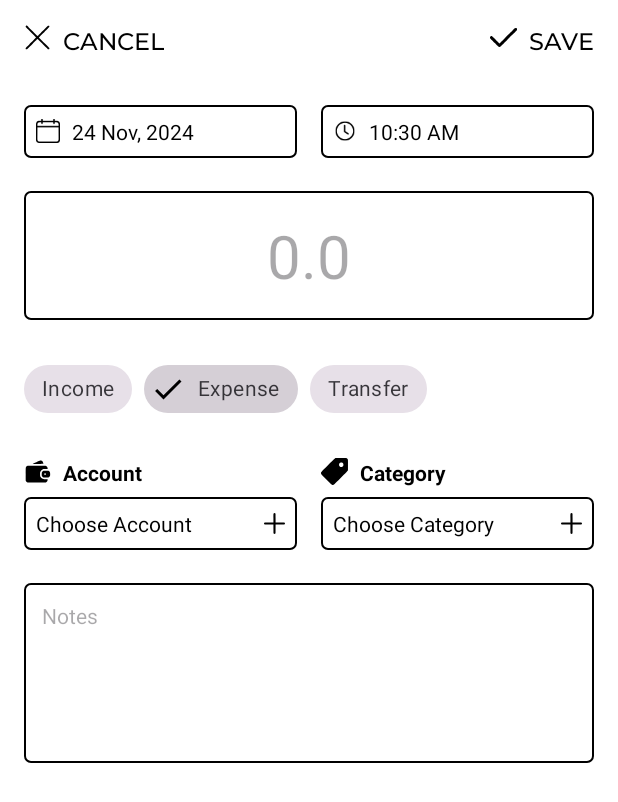
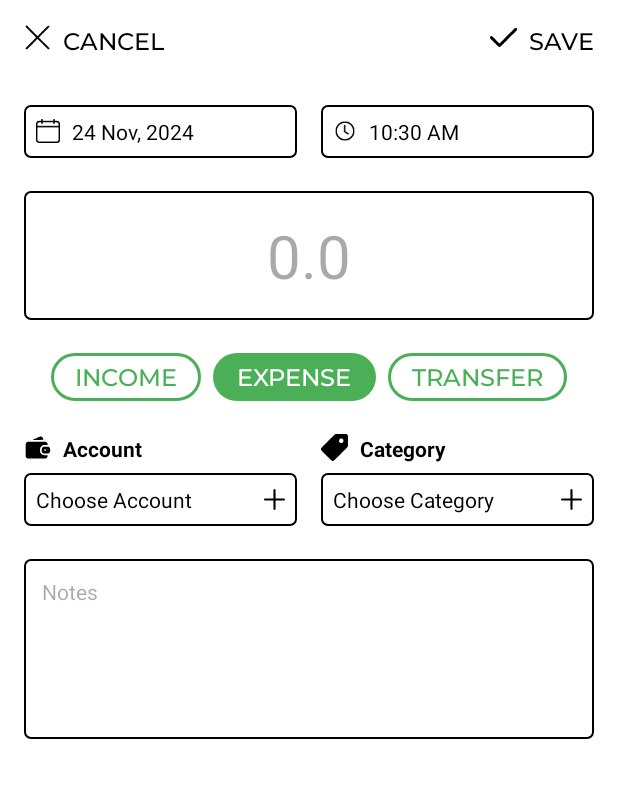
Before and after one commit to TheShivamPatel/MyMoney, an Android app: the AddEditRecordActivity screen opened directly, with no data from a screen before it, on a phone screen of 412 x 824 dp. Shown: the top 802 px of the screen. Run offline under Robolectric (Android 15) with nearby library versions, the phone set to English and light mode, and no system bars; our stand-ins replace Room's generated code.

Commit message:
Update and delete record implemented

```diff
--- a/app/src/main/java/com/mymoney/android/addEditRecord/AddEditRecordActivity.kt
+++ b/app/src/main/java/com/mymoney/android/addEditRecord/AddEditRecordActivity.kt
@@ -1,7 +1,10 @@
 package com.mymoney.android.addEditRecord
 
 import android.content.Context
+import android.graphics.Color
 import android.os.Bundle
+import android.util.Log
+import android.view.View
 import androidx.appcompat.app.AppCompatActivity
 import androidx.core.content.ContextCompat
 import androidx.lifecycle.Observer
@@ -14,15 +17,18 @@ import com.mymoney.android.addEditRecord.viewmodel.AddEditRecordViewModel
 import com.mymoney.android.addEditRecord.viewmodel.AddEditRecordViewModelProvider
 import com.mymoney.android.roomDB.data.TransactionType
 import com.mymoney.android.databinding.ActivityAddEditRecordBinding
+import com.mymoney.android.databinding.ChipItemBinding
 import com.mymoney.android.databinding.LeadingIconTitleSelectableViewBinding
 import com.mymoney.android.databinding.LeadingIconWithTextBinding
 import com.mymoney.android.databinding.LeadingIconWithTitleStrokeBgBinding
 import com.mymoney.android.popUpFragments.accountsBottomSheet.AccountsBottomSheet
 import com.mymoney.android.popUpFragments.categoriesBottomSheet.CategoriesBottomSheet
+import com.mymoney.android.roomDB.daos.CategoryDao
 import com.mymoney.android.roomDB.daos.TransactionDao
 import com.mymoney.android.roomDB.data.Transaction
 import com.mymoney.android.roomDB.database.MyMoneyDatabase
 import com.mymoney.android.viewUtils.ViewUtils
+import com.mymoney.android.viewUtils.ViewUtils.setStatusBarColor
 import java.text.SimpleDateFormat
 import java.util.Calendar
 import java.util.Date
@@ -33,8 +39,13 @@ class AddEditRecordActivity : AppCompatActivity() {
     private lateinit var binding: ActivityAddEditRecordBinding
     private lateinit var viewModel: AddEditRecordViewModel
     private lateinit var repository: TransactionRepository
-    private var selectedTransactionType: TransactionType? = null
+    private var selectedTransactionType: TransactionType = TransactionType.EXPENSE
     private lateinit var transactionDao: TransactionDao
+    private var transactionId: Int? = null
+
+    companion object {
+        const val TRANSACTION_ID = "transaction_id"
+    }
 
     override fun onCreate(savedInstanceState: Bundle?) {
         super.onCreate(savedInstanceState)
@@ -45,9 +56,18 @@ class AddEditRecordActivity : AppCompatActivity() {
         repository = TransactionRepository(transactionDao)
         viewModel = ViewModelProvider(
             this,
-            AddEditRecordViewModelProvider(repository!!)
+            AddEditRecordViewModelProvider(repository)
         )[AddEditRecordViewModel::class.java]
 
+        transactionId = intent.getIntExtra(TRANSACTION_ID, 0)
+
+        if (transactionId != 0) {
+            viewModel.loadTransaction(transactionId!!)
+            binding.deleteImgBtn.visibility = View.VISIBLE
+        }
+
+        setUpOnClick()
+        setUpStatusBar()
         setUpObservers()
         setUpTopActions()
         setUpChipGroup()
@@ -55,7 +75,49 @@ class AddEditRecordActivity : AppCompatActivity() {
         setUpSelectType()
     }
 
+    private fun setUpOnClick() {
+        binding.deleteImgBtn.setOnClickListener {
+            transactionId?.let { it1 ->
+                viewModel.deleteRecord(
+                    it1
+                )
+            }
+            finish()
+        }
+
+    }
+
+    private fun setUpStatusBar() {
+        ViewUtils.addLightStatusBar(this@AddEditRecordActivity)
+        setStatusBarColor(
+            this@AddEditRecordActivity,
+            ContextCompat.getColor(this@AddEditRecordActivity, R.color.green_500)
+        )
+    }
+
     private fun setUpObservers() {
+
+        viewModel.transactionToEdit.observe(this, Observer { transaction ->
+            transaction?.let {
+                binding.edtAmount.setText(it.amount.toString())
+                binding.edtNote.setText(it.note)
+                viewModel.setPickedDate(it.date.toString())
+                viewModel.setPickedTime(it.time.toString())
+                viewModel.setTransactionType(TransactionType.valueOf(it.type))
+                setUpChipGroup()
+                viewModel.setPickedType1Value(it.from_account_id!!)
+                fetchFromAccountNameAndUpdateUI(it.from_account_id)
+                if (selectedTransactionType.name == TransactionType.TRANSFER.name) {
+                    viewModel.setPickedType2Value(it.to_account_id!!)
+                    fetchToAccountNameAndUpdateUI(it.to_account_id)
+                } else {
+                    viewModel.setPickedType2Value(it.category_id!!)
+                    fetchCategoryNameAndUpdateUI(it.category_id)
+                }
+                binding.edtNote.setText(it.note)
+            }
+        })
+
         viewModel.pickedDate.observe(this, Observer { date ->
             binding.pickDateLayout.title.text = date
         })
@@ -68,8 +130,26 @@ class AddEditRecordActivity : AppCompatActivity() {
             selectedTransactionType = type
             setUpSelectType()
         })
+    }
 
+    private fun fetchFromAccountNameAndUpdateUI(accountId: Int) {
+        viewModel.fetchAccountName(accountId) { accountName ->
+            binding.selectType1.tvSubtitle.text = accountName
+        }
     }
+
+    private fun fetchToAccountNameAndUpdateUI(accountId: Int) {
+        viewModel.fetchAccountName(accountId) { accountName ->
+            binding.selectType2.tvSubtitle.text = accountName
+        }
+    }
+
+    private fun fetchCategoryNameAndUpdateUI(categoryId: Int) {
+        viewModel.fetchCategoryName(categoryId) { categoryName ->
+            binding.selectType2.tvSubtitle.text = categoryName
+        }
+    }
+
 
     private fun setUpTopActions() {
 
@@ -127,7 +207,6 @@ class AddEditRecordActivity : AppCompatActivity() {
                     context = this
                 ) {
                     AccountsBottomSheet() {
-                        ViewUtils.showToast(this, "$it Selected")
                         viewModel.setPickedType1Value(it.id)
                         binding.selectType1.tvSubtitle.text = it.name
                     }.show(supportFragmentManager, "AccountsBottomSheet")
@@ -141,7 +220,6 @@ class AddEditRecordActivity : AppCompatActivity() {
                     context = this
                 ) {
                     AccountsBottomSheet() {
-                        ViewUtils.showToast(this, "$it Selected")
                         binding.selectType2.tvSubtitle.text = it.name
                         viewModel.setPickedType2Value(it.id)
                     }.show(supportFragmentManager, "AccountsBottomSheet")
@@ -157,7 +235,6 @@ class AddEditRecordActivity : AppCompatActivity() {
                     context = this
                 ) {
                     AccountsBottomSheet() {
-                        ViewUtils.showToast(this, "$it Selected")
                         binding.selectType1.tvSubtitle.text = it.name
                         viewModel.setPickedType1Value(it.id)
                     }.show(supportFragmentManager, "AccountsBottomSheet")
@@ -172,13 +249,11 @@ class AddEditRecordActivity : AppCompatActivity() {
                 ) {
                     if (selectedTransactionType == TransactionType.EXPENSE) {
                         CategoriesBottomSheet(CategoriesBottomSheet.Companion.DialogType.TYPE_EXTEND_EXPENSE) {
-                            ViewUtils.showToast(this, "$it Selected")
                             binding.selectType2.tvSubtitle.text = it.name
                             viewModel.setPickedType2Value(it.id)
                         }.show(supportFragmentManager, "CategoriesBottomSheet")
                     } else {
                         CategoriesBottomSheet(CategoriesBottomSheet.Companion.DialogType.TYPE_SELECT_INCOME) {
-                            ViewUtils.showToast(this, "$it Selected")
                             binding.selectType2.tvSubtitle.text = it.name
                             viewModel.setPickedType2Value(it.id)
                         }.show(supportFragmentManager, "CategoriesBottomSheet")
@@ -233,41 +308,59 @@ class AddEditRecordActivity : AppCompatActivity() {
     }
 
     private fun setUpChipGroup() {
+        bindChipItem(binding.incomeChip, TransactionType.INCOME)
+        bindChipItem(binding.expenseChip, TransactionType.EXPENSE)
+        bindChipItem(binding.transferChip, TransactionType.TRANSFER)
+    }
 
-        binding.chipsGroup.setOnCheckedStateChangeListener { group, checkedIds ->
-            if (checkedIds.isNotEmpty()) {
-                val selectedChipId = checkedIds[0]
-                selectedTransactionType = when (selectedChipId) {
-                    binding.option1.id -> {
-                        ViewUtils.showToast(this, "Income selected")
-                        TransactionType.INCOME
-                    }
+    private fun bindChipItem(
+        chipItemBinding: ChipItemBinding,
+        transactionType: TransactionType
+    ) {
+        chipItemBinding.tvFilterTitle.text = transactionType.name
 
-                    binding.option2.id -> {
-                        ViewUtils.showToast(this, "Expense selected")
-                        TransactionType.EXPENSE
-                    }
-
-                    binding.option3.id -> {
-                        ViewUtils.showToast(this, "Transfer selected")
-                        TransactionType.TRANSFER
-                    }
-
-                    else -> null
-                }
-                selectedTransactionType?.let {
-                    viewModel.setTransactionType(it)
-                }
-            } else {
-                ViewUtils.showToast(this, "No option selected")
-                selectedTransactionType = null
-                viewModel.setTransactionType(TransactionType.EXPENSE)
-            }
-            setUpSelectType()
+        val isSelected = transactionType == selectedTransactionType
+        handleChipStatus(chipItemBinding, isSelected)
+        if (isSelected) {
+            viewModel.setTransactionType(selectedTransactionType)
         }
 
-        viewModel.setTransactionType(TransactionType.EXPENSE)
+        chipItemBinding.root.setOnClickListener {
+            if (chipItemBinding.root.isSelected && isOnlyChipSelected()) {
+                return@setOnClickListener
+            }
+            updateChipSelection(transactionType)
+        }
+    }
 
+    private fun isOnlyChipSelected(): Boolean {
+        return listOf(
+            binding.incomeChip.root.isSelected,
+            binding.expenseChip.root.isSelected,
+            binding.transferChip.root.isSelected
+        ).count { it } == 1
+    }
+
+    private fun updateChipSelection(selectedType: TransactionType) {
+        handleChipStatus(binding.incomeChip, selectedType == TransactionType.INCOME)
+        handleChipStatus(binding.expenseChip, selectedType == TransactionType.EXPENSE)
+        handleChipStatus(binding.transferChip, selectedType == TransactionType.TRANSFER)
+
+        viewModel.setTransactionType(selectedType)
+    }
+
+    private fun handleChipStatus(
+        chipItemBinding: ChipItemBinding,
+        isSelected: Boolean
+    ) {
+        chipItemBinding.root.isSelected = isSelected
+        chipItemBinding.tvFilterTitle.setTextColor(
+            if (isSelected) Color.WHITE else ContextCompat.getColor(
+                binding.root.context,
+                R.color.green_500
+            )
+        )
+        chipItemBinding.root.setBackgroundResource(if (isSelected) R.drawable.rounded_primary_button_bg else R.drawable.rounded_primary_stroke_bg)
     }
 
     private fun datePicker() {
@@ -321,23 +414,23 @@ class AddEditRecordActivity : AppCompatActivity() {
         }
 
         return Transaction(
+            id = transactionId ?: 0,
             date = viewModel.pickedDate.value,
             time = viewModel.pickedTime.value,
             amount = amount,
             type = transactionType.toString(),
             category_id = transactionIds.category_id,
-            account_id = transactionIds.account_id,
             from_account_id = transactionIds.from_account_id,
             to_account_id = transactionIds.to_account_id,
             note = binding.edtNote.text.toString()
         )
     }
 
+
     private fun onSaveTransaction() {
         val transaction = createTransaction()
         if (transaction != null) {
-            viewModel.saveTransaction(transaction)
-            ViewUtils.showToast(this, "Transaction Saved!")
+            viewModel.saveTransaction(transaction, this)
         }
     }
 
@@ -349,18 +442,16 @@ class AddEditRecordActivity : AppCompatActivity() {
         return when (transactionType) {
             TransactionType.INCOME, TransactionType.EXPENSE -> {
                 TransactionIds(
-                    account_id = type1,
+                    from_account_id = type1,
                     category_id = type2,
-                    from_account_id = null,
                     to_account_id = null
                 )
             }
 
             TransactionType.TRANSFER -> {
                 TransactionIds(
-                    account_id = null,
+                    from_account_id = type1,
                     category_id = null,
-                    from_account_id = type1,
                     to_account_id = type2
                 )
             }
@@ -368,9 +459,8 @@ class AddEditRecordActivity : AppCompatActivity() {
     }
 
     data class TransactionIds(
-        val account_id: Int?,
+        val from_account_id: Int?,
         val category_id: Int?,
-        val from_account_id: Int?,
         val to_account_id: Int?
     )
 }
--- a/app/src/main/java/com/mymoney/android/roomDB/daos/AccountDao.kt
+++ b/app/src/main/java/com/mymoney/android/roomDB/daos/AccountDao.kt
@@ -35,4 +35,5 @@ interface AccountDao {
 
     @Query("SELECT COUNT(*) FROM mymoney_account_table")
     suspend fun getAccountCount(): Int
+
 }
--- a/app/src/main/java/com/mymoney/android/roomDB/daos/CategoryDao.kt
+++ b/app/src/main/java/com/mymoney/android/roomDB/daos/CategoryDao.kt
@@ -28,4 +28,5 @@ interface CategoryDao{
 
     @Query("SELECT COUNT(*) FROM mymoney_category_table WHERE type = :type")
     suspend fun getCategoryCount(type: String): Int
+
 }
--- a/app/src/main/java/com/mymoney/android/roomDB/daos/TransactionDao.kt
+++ b/app/src/main/java/com/mymoney/android/roomDB/daos/TransactionDao.kt
@@ -3,7 +3,6 @@ package com.mymoney.android.roomDB.daos
 import androidx.lifecycle.LiveData
 import com.mymoney.android.roomDB.data.Transaction
 import androidx.room.*
-import com.mymoney.android.roomDB.data.CategoryExpenseSummary
 import com.mymoney.android.roomDB.data.TransactionWithDetails
 
 @Dao
@@ -12,8 +11,8 @@ interface TransactionDao {
     @Insert
     suspend fun insertTransaction(transaction: Transaction)
 
-    @Delete
-    suspend fun deleteTransaction(transaction: Transaction)
+    @Query("DELETE FROM mymoney_transactions_table WHERE id = :id")
+    suspend fun deleteTransaction(id: Int)
 
     @Update
     suspend fun updateTransaction(transaction: Transaction)
@@ -38,17 +37,24 @@ interface TransactionDao {
             c.name AS categoryName,
             c.icon AS categoryIcon,
             c.type AS categoryType,
-            a.name AS accountName,
             fa.name AS fromAccountName,
             ta.name AS toAccountName,
             t.note
         FROM mymoney_transactions_table AS t
         LEFT JOIN mymoney_category_table AS c ON t.category_id = c.id
-        LEFT JOIN mymoney_account_table AS a ON t.account_id = a.id
         LEFT JOIN mymoney_account_table AS fa ON t.from_account_id = fa.id
         LEFT JOIN mymoney_account_table AS ta ON t.to_account_id = ta.id
     """
     )
     fun getAllTransactionsWithDetails(): LiveData<List<TransactionWithDetails>>
 
+    @Query("SELECT * FROM mymoney_transactions_table WHERE id = :transactionId LIMIT 1")
+    suspend fun getTransactionById(transactionId: Int): Transaction?
+
+    @Query("SELECT name FROM mymoney_account_table WHERE id = :accountId")
+    suspend fun getAccountNameById(accountId: Int): String
+
+    @Query("SELECT name FROM mymoney_category_table WHERE id = :categoryId")
+    suspend fun getCategoryNameById(categoryId: Int): String
+
 }
--- a/app/src/main/java/com/mymoney/android/roomDB/data/Transaction.kt
+++ b/app/src/main/java/com/mymoney/android/roomDB/data/Transaction.kt
@@ -14,9 +14,8 @@ data class Transaction(
     val time: String?,
     val amount: Double,
     val type: String,
+    val from_account_id: Int?,
     val category_id: Int?,
-    val account_id: Int?,
-    val from_account_id: Int?,
     val to_account_id: Int?,
     val note: String?
 )
@@ -36,7 +35,6 @@ data class TransactionWithDetails(
     val categoryName: String?,
     val categoryIcon: String?,
     val categoryType: String?,
-    val accountName: String?,
     val fromAccountName: String?,
     val toAccountName: String?,
     val note: String?
--- a/app/src/main/res/drawable/icon_delete.xml
+++ b/app/src/main/res/drawable/icon_delete.xml
@@ -1,6 +1,6 @@
 <vector xmlns:android="http://schemas.android.com/apk/res/android"
-    android:width="256dp"
-    android:height="256dp"
+    android:width="@dimen/size_24"
+    android:height="@dimen/size_24"
     android:viewportWidth="256"
     android:viewportHeight="256">
   <path
--- a/app/src/main/res/layout/activity_add_edit_record.xml
+++ b/app/src/main/res/layout/activity_add_edit_record.xml
@@ -5,9 +5,9 @@
     android:id="@+id/main"
     android:layout_width="match_parent"
     android:layout_height="match_parent"
+    android:background="@color/white"
     android:orientation="vertical"
     android:padding="@dimen/text_size_16"
-    android:background="@color/white"
     tools:context=".addEditRecord.AddEditRecordActivity">
 
     <LinearLayout
@@ -28,6 +28,17 @@
             android:layout_height="wrap_content"
             android:layout_weight="1" />
 
+        <ImageButton
+            android:id="@+id/deleteImgBtn"
+            android:layout_width="@dimen/size_18"
+            android:layout_height="@dimen/size_18"
+            android:layout_gravity="center"
+            android:layout_marginEnd="@dimen/size_24"
+            android:background="@color/color_transparent"
+            android:scaleType="fitXY"
+            android:visibility="gone"
+            android:src="@drawable/icon_delete" />
+
         <include
             android:id="@+id/action_save"
             layout="@layout/leading_icon_with_text"
@@ -35,7 +46,6 @@
             android:layout_height="wrap_content" />
 
     </LinearLayout>
-
 
     <LinearLayout
         android:id="@+id/date_time_picker_ll"
@@ -75,37 +85,33 @@
         android:padding="@dimen/size_16"
         android:textSize="@dimen/text_size_40" />
 
-    <com.google.android.material.chip.ChipGroup
-        android:id="@+id/chips_group"
+    <LinearLayout
         android:layout_width="match_parent"
         android:layout_height="wrap_content"
-        android:layout_gravity="center"
-        app:singleSelection="true"
-        android:layout_marginTop="@dimen/size_22">
+        android:layout_marginTop="@dimen/size_22"
+        android:gravity="center"
+        android:orientation="horizontal">
 
-        <com.google.android.material.chip.Chip
-            android:id="@+id/option_1"
-            style="@style/Widget.MaterialComponents.Chip.Filter"
+        <include
+            android:id="@+id/incomeChip"
+            layout="@layout/chip_item"
             android:layout_width="wrap_content"
             android:layout_height="wrap_content"
-            android:text="Income" />
+            android:layout_marginEnd="@dimen/size_8" />
 
-        <com.google.android.material.chip.Chip
-            android:id="@+id/option_2"
-            style="@style/Widget.MaterialComponents.Chip.Filter"
-            android:checked="true"
+        <include
+            android:id="@+id/expenseChip"
+            layout="@layout/chip_item"
+            android:layout_width="wrap_content"
+            android:layout_height="wrap_content" />
+
+        <include
+            android:id="@+id/transferChip"
+            layout="@layout/chip_item"
             android:layout_width="wrap_content"
             android:layout_height="wrap_content"
-            android:text="Expense" />
-
-        <com.google.android.material.chip.Chip
-            android:id="@+id/option_3"
-            style="@style/Widget.MaterialComponents.Chip.Filter"
-            android:layout_width="wrap_content"
-            android:layout_height="wrap_content"
-            android:text="Transfer" />
-
-    </com.google.android.material.chip.ChipGroup>
+            android:layout_marginStart="@dimen/size_8" />
+    </LinearLayout>
 
     <LinearLayout
         android:id="@+id/account_category_ll"
```
Also changed, not shown: app/src/main/java/com/mymoney/android/addEditRecord/repository/TransactionRepository.kt (+19 -3 lines), app/src/main/java/com/mymoney/android/addEditRecord/viewmodel/AddEditRecordViewModel.kt (+39 -6 lines), app/src/main/java/com/mymoney/android/home/fragments/records/RecordsFragment.kt (+10 -1 lines), app/src/main/java/com/mymoney/android/home/fragments/records/adapter/RecordsAdapter.kt (+18 -6 lines).
